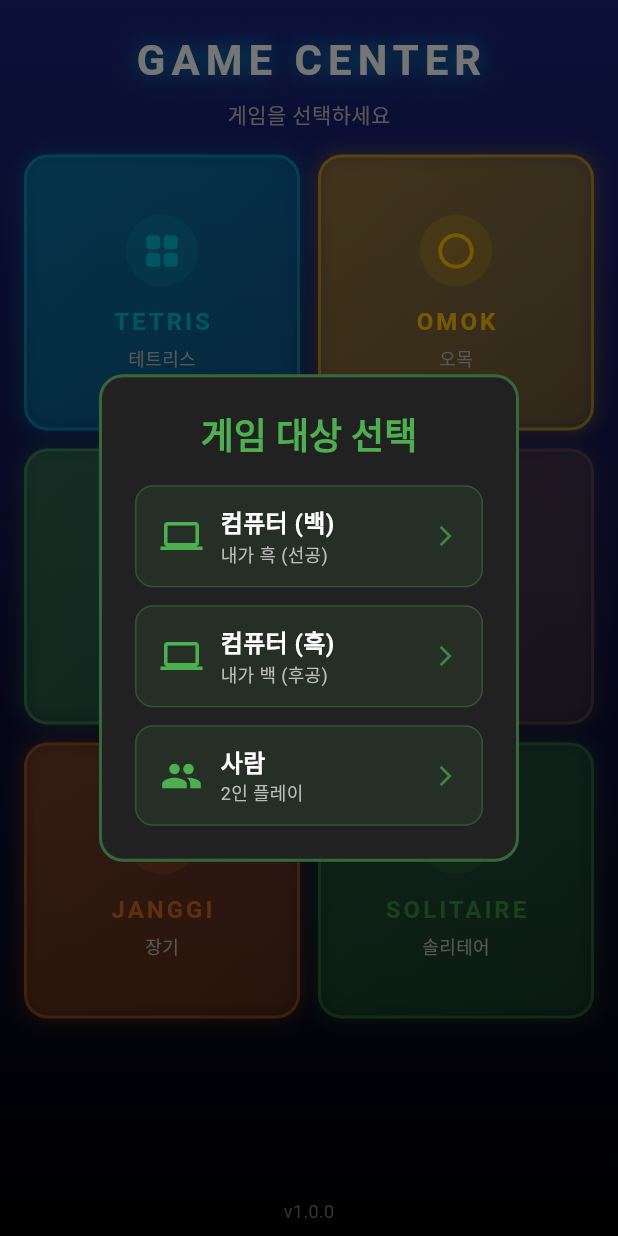
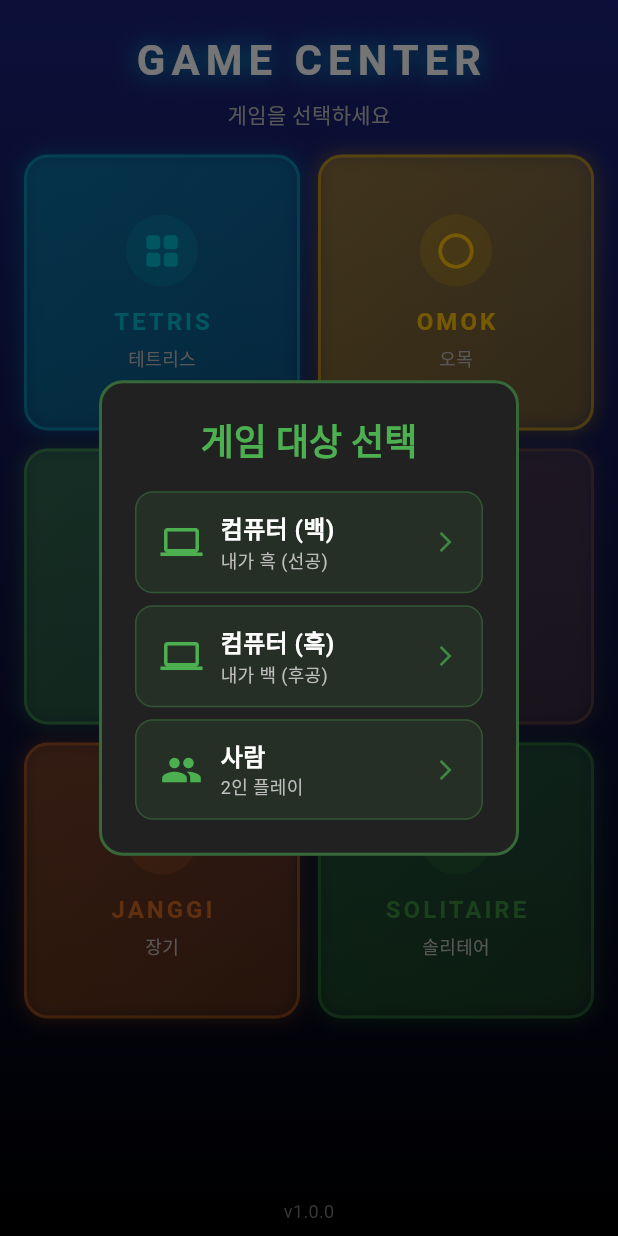
Before and after one commit to mhpark03/games, a Flutter app: the screen it shows after launch, after a tap on "OTHELLO", on a phone screen of 412 x 824 dp. Run offline on Flutter 3.47's test engine with Material 3 defaults, Android fonts, the phone set to English and light mode, and no system bars; our stand-ins replace shared_preferences.

Commit message:
오델로 게임 선택 다이얼로그 오버플로우 수정
- AlertDialog에 insetPadding 추가하여 여백 조정
- 버튼 간격 줄여서 화면에 맞게 조정
- 가로 모드 플레이어 인디케이터에 FittedBox 적용

```diff
--- a/lib/games/othello/othello_screen.dart
+++ b/lib/games/othello/othello_screen.dart
@@ -783,11 +783,14 @@ class _OthelloScreenState extends State<OthelloScreen> {
                   // 왼쪽 패널: 흑돌 플레이어 (상하좌우 중앙)
                   Expanded(
                     child: Center(
+                      child: FittedBox(
+                        fit: BoxFit.scaleDown,
                         child: _buildPlayerIndicator(
                           isBlack: true,
                           playerName: blackPlayerName,
                           score: blackCount,
                           isCurrentTurn: isBlackTurn && !gameOver,
+                        ),
                       ),
                     ),
                   ),
@@ -805,11 +808,14 @@ class _OthelloScreenState extends State<OthelloScreen> {
                   // 오른쪽 패널: 백돌 플레이어 (상하좌우 중앙)
                   Expanded(
                     child: Center(
+                      child: FittedBox(
+                        fit: BoxFit.scaleDown,
                         child: _buildPlayerIndicator(
                           isBlack: false,
                           playerName: whitePlayerName,
                           score: whiteCount,
                           isCurrentTurn: !isBlackTurn && !gameOver,
+                        ),
                       ),
                     ),
                   ),
--- a/lib/main.dart
+++ b/lib/main.dart
@@ -421,6 +421,7 @@ class HomeScreen extends StatelessWidget {
       builder: (BuildContext context) {
         return AlertDialog(
           backgroundColor: Colors.grey.shade900,
+          insetPadding: const EdgeInsets.symmetric(horizontal: 20, vertical: 24),
           shape: RoundedRectangleBorder(
             borderRadius: BorderRadius.circular(16),
             side: BorderSide(color: Colors.green.withValues(alpha: 0.5), width: 2),
@@ -439,7 +440,7 @@ class HomeScreen extends StatelessWidget {
               children: [
                 if (hasSaved && savedMode != null) ...[
                   _buildOthelloResumeButton(context, savedMode, savedDifficulty ?? OthelloDifficulty.medium),
-                  const SizedBox(height: 16),
+                  const SizedBox(height: 12),
                   Divider(color: Colors.grey.shade700),
                   const SizedBox(height: 8),
                   Text(
@@ -458,7 +459,7 @@ class HomeScreen extends StatelessWidget {
                   icon: Icons.computer,
                   mode: OthelloGameMode.vsComputerWhite,
                 ),
-                const SizedBox(height: 12),
+                const SizedBox(height: 8),
                 _buildOthelloModeButton(
                   context,
                   title: '컴퓨터 (흑)',
@@ -466,7 +467,7 @@ class HomeScreen extends StatelessWidget {
                   icon: Icons.computer,
                   mode: OthelloGameMode.vsComputerBlack,
                 ),
-                const SizedBox(height: 12),
+                const SizedBox(height: 8),
                 _buildOthelloModeButton(
                   context,
                   title: '사람',
```
Lines whose indentation alone changed are shown as unchanged.
